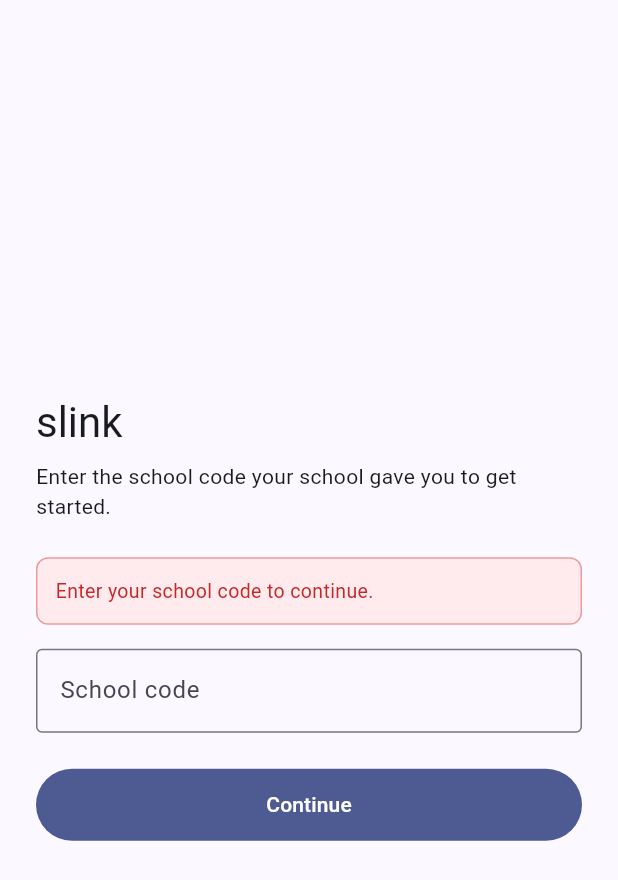
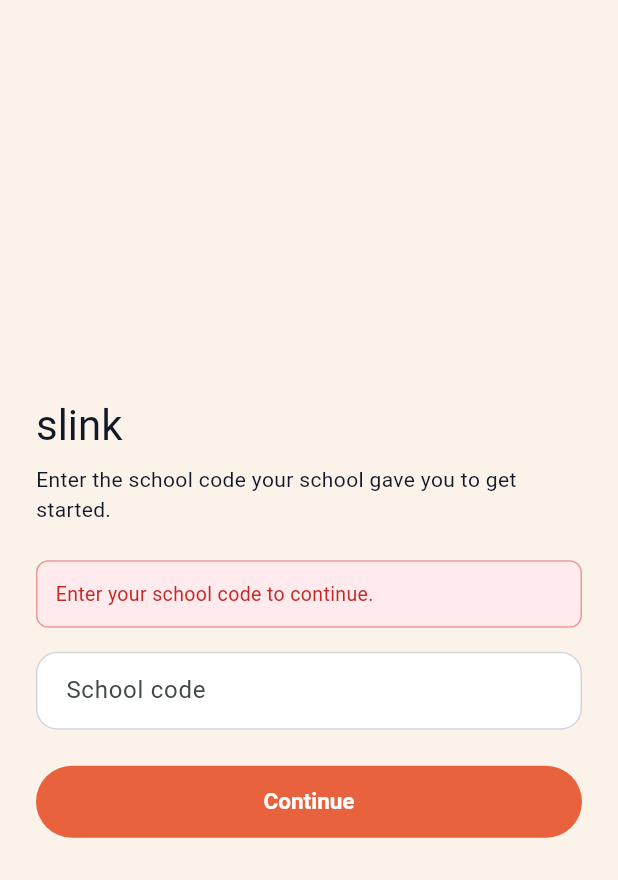
Before and after one commit to satishkumar95800-design/slink-app, a Flutter app: the screen it shows after launch, after a tap on "Continue", on a phone screen of 412 x 824 dp. Shown: the top 880 px of the screen. Run offline on Flutter 3.47's test engine with Material 3 defaults, Android fonts, the phone set to English and light mode, and no system bars; our stand-ins replace cached_network_image, dio, file_picker, firebase_auth, firebase_core, firebase_messaging and 4 more; missing offline and left inert: razorpay_flutter; accounts and stored records are empty.

Commit message:
feat(mobile): brand theme matching landing page, fix fees card overflow
- Cream/coral/teal ThemeData with component themes (light + dark)
- Fees card actions use Wrap so they no longer overflow on phones
- Force plugin compileSdk 36 (file_picker still targets 34)

Co-Authored-By: Claude Sonnet 5.5 <noreply@anthropic.com>

```diff
--- a/apps/mobile/lib/core/theme/app_theme.dart
+++ b/apps/mobile/lib/core/theme/app_theme.dart
@@ -1,5 +1,14 @@
 import 'package:flutter/material.dart';
 import 'package:flutter_riverpod/flutter_riverpod.dart';
+
+/// Brand palette — shared with the web landing page (cream + coral + deep teal).
+class AppColors {
+  static const cream = Color(0xFFFBF3EA);
+  static const coral = Color(0xFFE8623D);
+  static const coralDark = Color(0xFFC94F2E);
+  static const teal = Color(0xFF123E3B);
+  static const tealLight = Color(0xFF1B4B4A);
+}
 
 class AppThemeData {
   final ThemeData lightTheme;
@@ -8,27 +17,156 @@ class AppThemeData {
   const AppThemeData({required this.lightTheme, required this.darkTheme});
 }
 
+ThemeData _build(Brightness brightness) {
+  final dark = brightness == Brightness.dark;
+
+  final scheme = ColorScheme.fromSeed(
+    seedColor: AppColors.teal,
+    brightness: brightness,
+  ).copyWith(
+    primary: dark ? const Color(0xFFFF8A68) : AppColors.coral,
+    onPrimary: Colors.white,
+    secondary: dark ? const Color(0xFF7FB8B3) : AppColors.teal,
+    onSecondary: dark ? AppColors.teal : Colors.white,
+    surface: dark ? const Color(0xFF0E2B29) : Colors.white,
+    surfaceContainerLowest: dark ? const Color(0xFF0A2120) : AppColors.cream,
+  );
+
+  final scaffoldBg = dark ? const Color(0xFF0A2120) : AppColors.cream;
+  final onSurface = dark ? Colors.white : const Color(0xFF111827);
+  final pill = RoundedRectangleBorder(borderRadius: BorderRadius.circular(999));
+
+  OutlineInputBorder inputBorder(Color c, [double w = 1]) => OutlineInputBorder(
+        borderRadius: BorderRadius.circular(14),
+        borderSide: BorderSide(color: c, width: w),
+      );
+
+  return ThemeData(
+    useMaterial3: true,
+    colorScheme: scheme,
+    scaffoldBackgroundColor: scaffoldBg,
+    appBarTheme: AppBarTheme(
+      backgroundColor: dark ? const Color(0xFF0E2B29) : AppColors.teal,
+      foregroundColor: Colors.white,
+      elevation: 0,
+      scrolledUnderElevation: 0,
+      centerTitle: false,
+      titleTextStyle: const TextStyle(
+        fontSize: 18,
+        fontWeight: FontWeight.w800,
+        letterSpacing: -0.2,
+        color: Colors.white,
+      ),
+    ),
+    textTheme: ThemeData(brightness: brightness).textTheme.apply(
+          bodyColor: onSurface,
+          displayColor: onSurface,
+        ),
+    filledButtonTheme: FilledButtonThemeData(
+      style: FilledButton.styleFrom(
+        backgroundColor: scheme.primary,
+        foregroundColor: Colors.white,
+        shape: pill,
+        minimumSize: const Size(64, 48),
+        textStyle: const TextStyle(fontWeight: FontWeight.w700, fontSize: 15),
+      ),
+    ),
+    elevatedButtonTheme: ElevatedButtonThemeData(
+      style: ElevatedButton.styleFrom(
+        backgroundColor: scheme.primary,
+        foregroundColor: Colors.white,
+        shape: pill,
+        minimumSize: const Size(64, 48),
+        textStyle: const TextStyle(fontWeight: FontWeight.w700),
+      ),
+    ),
+    outlinedButtonTheme: OutlinedButtonThemeData(
+      style: OutlinedButton.styleFrom(
+        foregroundColor: dark ? Colors.white : AppColors.teal,
+        side: BorderSide(color: dark ? Colors.white70 : AppColors.teal, width: 1.5),
+        shape: pill,
+        minimumSize: const Size(64, 48),
+        textStyle: const TextStyle(fontWeight: FontWeight.w700),
+      ),
+    ),
+    textButtonTheme: TextButtonThemeData(
+      style: TextButton.styleFrom(
+        foregroundColor: dark ? const Color(0xFF7FB8B3) : AppColors.teal,
+        textStyle: const TextStyle(fontWeight: FontWeight.w700),
+      ),
+    ),
+    floatingActionButtonTheme: FloatingActionButtonThemeData(
+      backgroundColor: scheme.primary,
+      foregroundColor: Colors.white,
+    ),
+    inputDecorationTheme: InputDecorationTheme(
+      filled: true,
+      fillColor: dark ? const Color(0xFF0E2B29) : Colors.white,
+      contentPadding: const EdgeInsets.symmetric(horizontal: 16, vertical: 14),
+      border: inputBorder(dark ? Colors.white24 : const Color(0xFFD1D5DB)),
+      enabledBorder: inputBorder(dark ? Colors.white24 : const Color(0xFFD1D5DB)),
+      focusedBorder: inputBorder(scheme.primary, 2),
+      errorBorder: inputBorder(const Color(0xFFDC2626)),
+      focusedErrorBorder: inputBorder(const Color(0xFFDC2626), 2),
+    ),
+    cardTheme: CardThemeData(
+      color: dark ? const Color(0xFF0E2B29) : Colors.white,
+      elevation: 0,
+      margin: const EdgeInsets.symmetric(vertical: 6),
+      shape: RoundedRectangleBorder(
+        borderRadius: BorderRadius.circular(20),
+        side: BorderSide(color: dark ? Colors.white12 : const Color(0xFFF3F4F6)),
+      ),
+    ),
+    chipTheme: ChipThemeData(
+      shape: pill,
+      side: BorderSide.none,
+      backgroundColor: AppColors.teal.withValues(alpha: 0.08),
+      labelStyle: TextStyle(
+        fontWeight: FontWeight.w700,
+        color: dark ? Colors.white : AppColors.teal,
+      ),
+    ),
+    listTileTheme: const ListTileThemeData(
+      contentPadding: EdgeInsets.symmetric(horizontal: 16, vertical: 2),
+    ),
+    dividerTheme: DividerThemeData(color: dark ? Colors.white12 : const Color(0x14000000)),
+    navigationBarTheme: NavigationBarThemeData(
+      backgroundColor: dark ? const Color(0xFF0E2B29) : Colors.white,
+      indicatorColor: AppColors.coral.withValues(alpha: 0.15),
+      labelTextStyle: WidgetStateProperty.all(
+        const TextStyle(fontWeight: FontWeight.w700, fontSize: 12),
+      ),
+    ),
+    tabBarTheme: const TabBarThemeData(
+      labelColor: Colors.white,
+      unselectedLabelColor: Colors.white70,
+      indicatorColor: AppColors.coral,
+      labelStyle: TextStyle(fontWeight: FontWeight.w700),
+    ),
+    dialogTheme: DialogThemeData(
+      backgroundColor: dark ? const Color(0xFF0E2B29) : AppColors.cream,
+      shape: RoundedRectangleBorder(borderRadius: BorderRadius.circular(24)),
+    ),
+    bottomSheetTheme: BottomSheetThemeData(
+      backgroundColor: dark ? const Color(0xFF0E2B29) : AppColors.cream,
+      shape: const RoundedRectangleBorder(
+        borderRadius: BorderRadius.vertical(top: Radius.circular(24)),
+      ),
+    ),
+    snackBarTheme: SnackBarThemeData(
+      backgroundColor: AppColors.teal,
+      contentTextStyle: const TextStyle(color: Colors.white, fontWeight: FontWeight.w600),
+      behavior: SnackBarBehavior.floating,
+      shape: RoundedRectangleBorder(borderRadius: BorderRadius.circular(14)),
+    ),
+    progressIndicatorTheme: ProgressIndicatorThemeData(color: scheme.primary),
+  );
+}
+
 final appThemeProvider = Provider<AppThemeData>((ref) {
-  // Colors are overridden at runtime from the tenant branding config
-  const primaryColor = Color(0xFF1E40AF);
-  const accentColor = Color(0xFFF59E0B);
-
   return AppThemeData(
-    lightTheme: ThemeData(
-      colorScheme: ColorScheme.fromSeed(
-        seedColor: primaryColor,
-        secondary: accentColor,
-        brightness: Brightness.light,
-      ),
-      useMaterial3: true,
-    ),
-    darkTheme: ThemeData(
-      colorScheme: ColorScheme.fromSeed(
-        seedColor: primaryColor,
-        secondary: accentColor,
-        brightness: Brightness.dark,
-      ),
-      useMaterial3: true,
-    ),
+    lightTheme: _build(Brightness.light),
+    darkTheme: _build(Brightness.dark),
   );
 });
--- a/apps/mobile/lib/features/fees/fees_list_page.dart
+++ b/apps/mobile/lib/features/fees/fees_list_page.dart
@@ -97,14 +97,17 @@ class _FeeCard extends StatelessWidget {
             const SizedBox(height: 4),
             Text('${fee.student.name} • Due ${fee.dueDate.toLocal().toString().split(' ').first}'),
             const SizedBox(height: 12),
-            Row(
-              mainAxisAlignment: MainAxisAlignment.spaceBetween,
-              children: [
             Text(
               canPay ? '₹${fee.outstanding.toStringAsFixed(2)} due' : 'Paid in full',
-                  style: const TextStyle(fontWeight: FontWeight.bold),
+              style: const TextStyle(fontWeight: FontWeight.bold, fontSize: 16),
             ),
-                Row(
+            if (hasReceipt || canPay) ...[
+              const SizedBox(height: 8),
+              Wrap(
+                alignment: WrapAlignment.end,
+                crossAxisAlignment: WrapCrossAlignment.center,
+                spacing: 8,
+                runSpacing: 4,
                 children: [
                   if (hasReceipt)
                     TextButton(
@@ -124,7 +127,6 @@ class _FeeCard extends StatelessWidget {
                 ],
               ),
             ],
-            ),
           ],
         ),
       ),
```
Also changed, not shown: 1 other file. Lines whose indentation alone changed are shown as unchanged.
